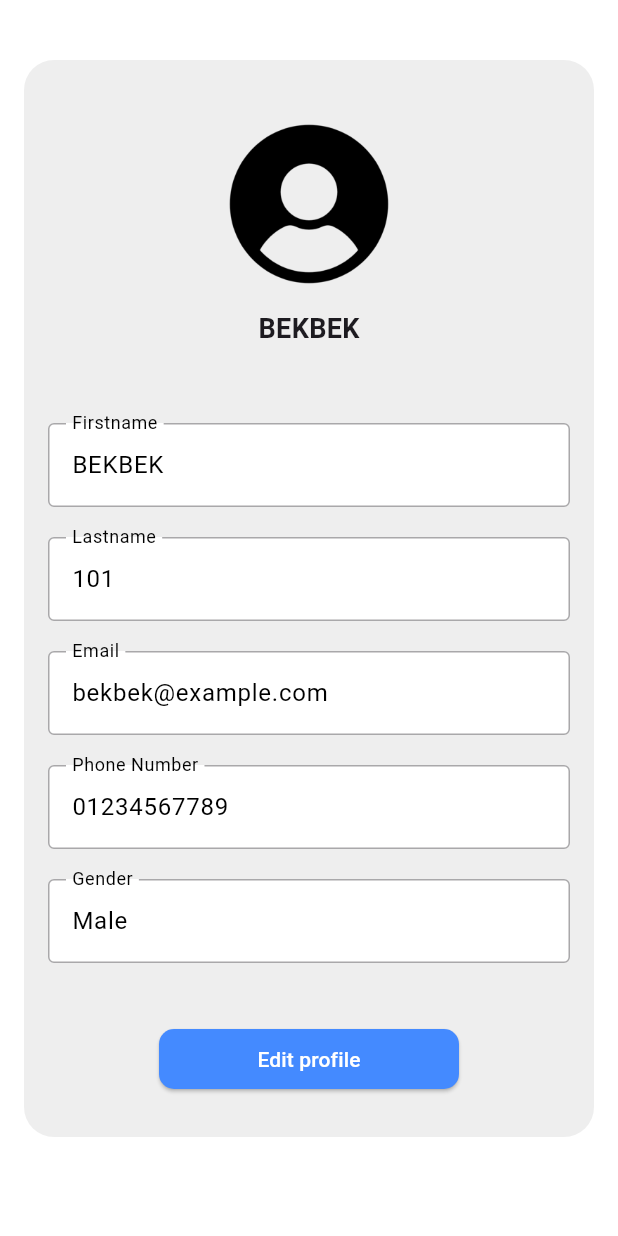
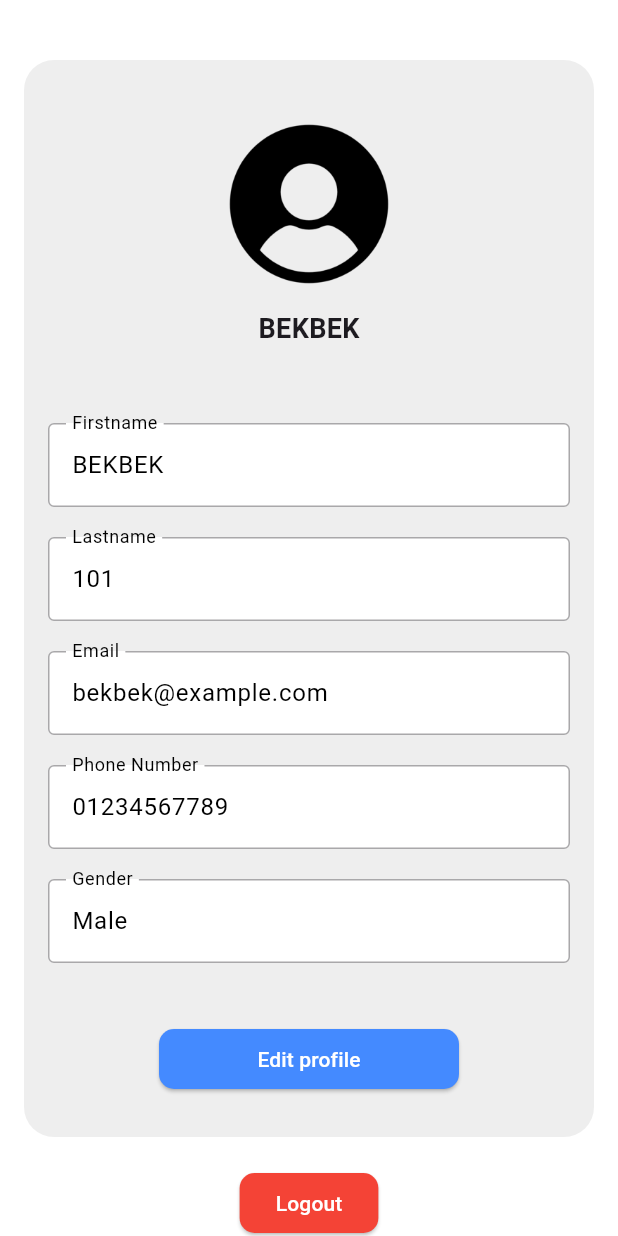
Before and after one commit to ganran00121/Filter_Resume, a Flutter app: the ProfileScreen screen opened directly, on a phone screen of 412 x 824 dp. Run offline on Flutter 3.47's test engine with Material 3 defaults, Android fonts, the phone set to English and light mode, and no system bars; our stand-ins replace file_picker, flutter_dotenv, flutter_secure_storage; missing offline and left inert: dart:ffi, flutter_quill; accounts and stored records are empty; network calls fail.

Commit message:
Add logout

```diff
--- a/lib/screens/chat_screen.dart
+++ b/lib/screens/chat_screen.dart
@@ -11,7 +11,6 @@ class ChatScreen extends StatelessWidget {
   final List<Chat> chats = [
     Chat(name: "ThaiBev", image: "assets/images/thaibev.png"),
     Chat(name: "Thai Beverage Plc", image: "assets/images/thaibev.png"),
-    // Add more chat items as needed
   ];
 
   @override
--- a/lib/screens/home_screen.dart
+++ b/lib/screens/home_screen.dart
@@ -555,11 +555,8 @@ class _UploadResumeScreenState extends State<UploadResumeScreen> {
 
     var response = await request.send();
 
-    // setState(() {
-    //   isLoading = false; // หยุดโหลดเมื่ออัปโหลดเสร็จ
-    // });
 
-    if (!mounted) return; // ตรวจสอบว่าหน้ายังเปิดอยู่ก่อน
+    if (!mounted) return;
 
     setState(() {
       isLoading = false;
--- a/lib/screens/profile_screen.dart
+++ b/lib/screens/profile_screen.dart
@@ -1,5 +1,8 @@
 import 'package:flutter/material.dart';
+import 'package:flutter_secure_storage/flutter_secure_storage.dart';
+import './signin_screen.dart';
 
+final _storage = FlutterSecureStorage();
 class ProfileScreen extends StatefulWidget {
   @override
   _ProfileScreenState createState() => _ProfileScreenState();
@@ -21,6 +24,14 @@ class _ProfileScreenState extends State<ProfileScreen> {
   void initState() {
     super.initState();
     _isEdited = false;
+  }
+  void logout() async {
+    await _storage.deleteAll();
+    Navigator.pushAndRemoveUntil(
+      context,
+      MaterialPageRoute(builder: (context) => SigninScreen()),
+          (route) => false,
+    );
   }
 
   @override
@@ -112,6 +123,21 @@ class _ProfileScreenState extends State<ProfileScreen> {
                       ],
                     ),
                   ),
+                  const SizedBox(height: 20,),
+                  Center(
+                    child: ElevatedButton(
+                      onPressed: () {
+                        logout(); // ฟังก์ชันที่ใช้ในการออกจากระบบ
+                      },
+                      style: ElevatedButton.styleFrom(
+                        backgroundColor: Colors.red,
+                        shape: RoundedRectangleBorder(
+                          borderRadius: BorderRadius.circular(10),
+                        ),
+                      ),
+                      child: const Text('Logout', style: TextStyle(color: Colors.white)),
+                    ),
+                  )
                 ],
               ),
             ),
```
Also changed, not shown: 2 other files.
